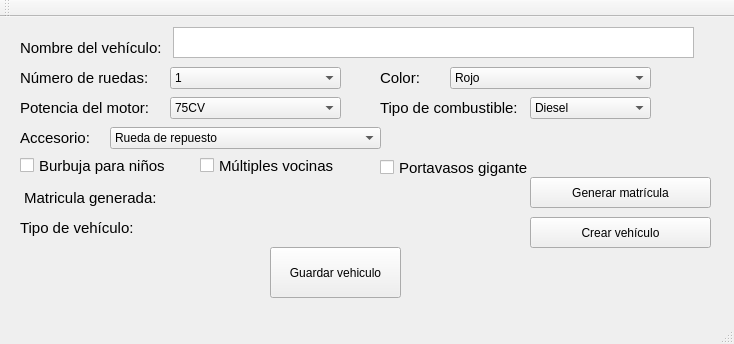
Old version of the form mainwindow.ui in the repository eherng03/el-coche-de-homer.
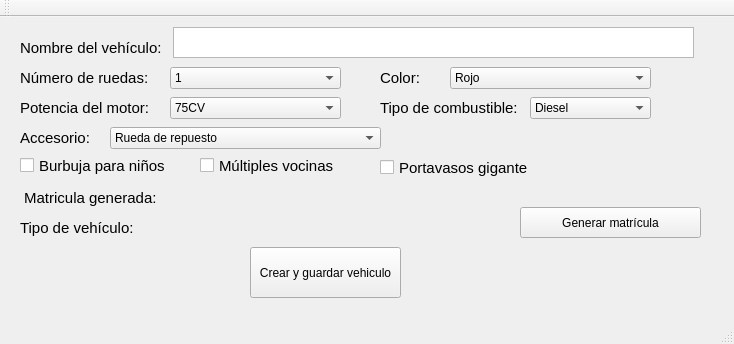
New version of the form.

Diff of the .ui file:
```diff
--- a/mainwindow.ui
+++ b/mainwindow.ui
@@ -257,19 +257,6 @@
      <string>Portavasos gigante</string>
     </property>
    </widget>
-   <widget class="QPushButton" name="buttonCrear">
-    <property name="geometry">
-     <rect>
-      <x>530</x>
-      <y>200</y>
-      <width>181</width>
-      <height>31</height>
-     </rect>
-    </property>
-    <property name="text">
-     <string>Crear vehículo</string>
-    </property>
-   </widget>
    <widget class="QComboBox" name="comboBoxPotencia">
     <property name="geometry">
      <rect>
@@ -445,8 +432,8 @@
    <widget class="QPushButton" name="buttonMatrcula">
     <property name="geometry">
      <rect>
-      <x>530</x>
-      <y>160</y>
+      <x>520</x>
+      <y>190</y>
       <width>181</width>
       <height>31</height>
      </rect>
@@ -458,14 +445,14 @@
    <widget class="QPushButton" name="botonGuardar">
     <property name="geometry">
      <rect>
-      <x>270</x>
+      <x>250</x>
       <y>230</y>
-      <width>131</width>
+      <width>151</width>
       <height>51</height>
      </rect>
     </property>
     <property name="text">
-     <string>Guardar vehiculo</string>
+     <string>Crear y guardar vehiculo</string>
     </property>
    </widget>
   </widget>
```
